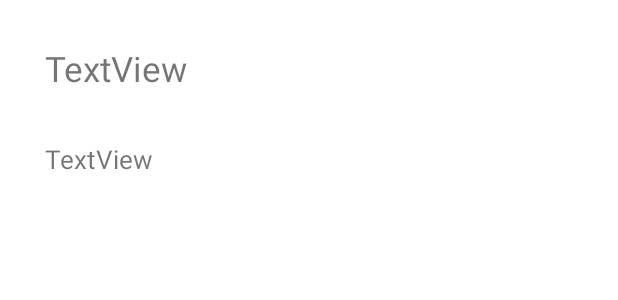
After one commit to Gaivoto/TP1CM2021, an Android app: the layout note_details_dialog.xml on its own in the app's theme, with its tools: preview values and no code run, on a phone screen of 412 x 824 dp. The commit adds this screen. Shown: the top 300 px of the screen. Run offline under Robolectric (Android 15) with nearby library versions, the phone set to English and light mode, and no system bars.

Commit message:
implemented a feature that allows the user to click a note to open it

```diff
--- /dev/null
+++ b/app/src/main/res/layout/note_details_dialog.xml
@@ -0,0 +1,30 @@
+<?xml version="1.0" encoding="utf-8"?>
+<androidx.constraintlayout.widget.ConstraintLayout
+    xmlns:android="http://schemas.android.com/apk/res/android"
+    xmlns:app="http://schemas.android.com/apk/res-auto"
+    xmlns:tools="http://schemas.android.com/tools"
+    android:layout_width="match_parent"
+    android:layout_height="match_parent">
+
+    <TextView
+        android:id="@+id/noteDetailsTitleText"
+        android:layout_width="328dp"
+        android:layout_height="44dp"
+        android:layout_marginStart="30dp"
+        android:layout_marginLeft="30dp"
+        android:layout_marginTop="30dp"
+        android:text="TextView"
+        android:textSize="@dimen/dialogTitle"
+        app:layout_constraintStart_toStartOf="parent"
+        app:layout_constraintTop_toTopOf="parent" />
+
+    <TextView
+        android:id="@+id/noteDetailsDescriptionText"
+        android:layout_width="328dp"
+        android:layout_height="314dp"
+        android:layout_marginTop="20dp"
+        android:text="TextView"
+        android:textSize="@dimen/loginBtnTextSize"
+        app:layout_constraintStart_toStartOf="@+id/noteDetailsTitleText"
+        app:layout_constraintTop_toBottomOf="@+id/noteDetailsTitleText" />
+</androidx.constraintlayout.widget.ConstraintLayout>
```
Also changed, not shown: app/src/main/java/com/example/tp1cm2021/activities/NoteList.kt (+13 -2 lines), app/src/main/java/com/example/tp1cm2021/fragments/NoteDetailsFragment.kt (+27 -1 lines).
